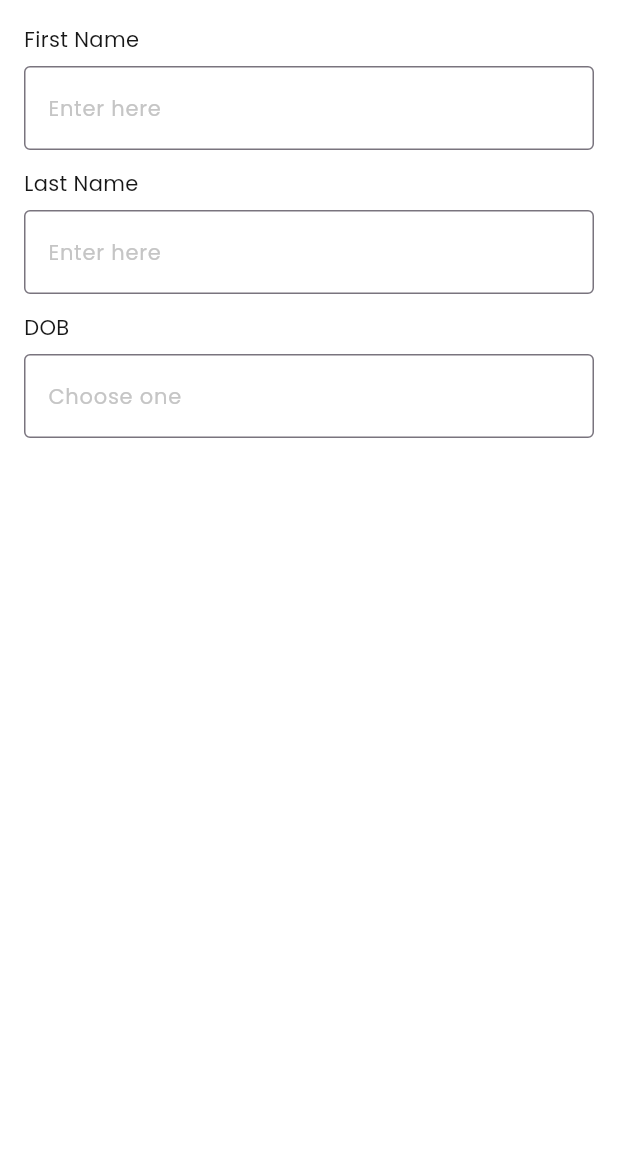
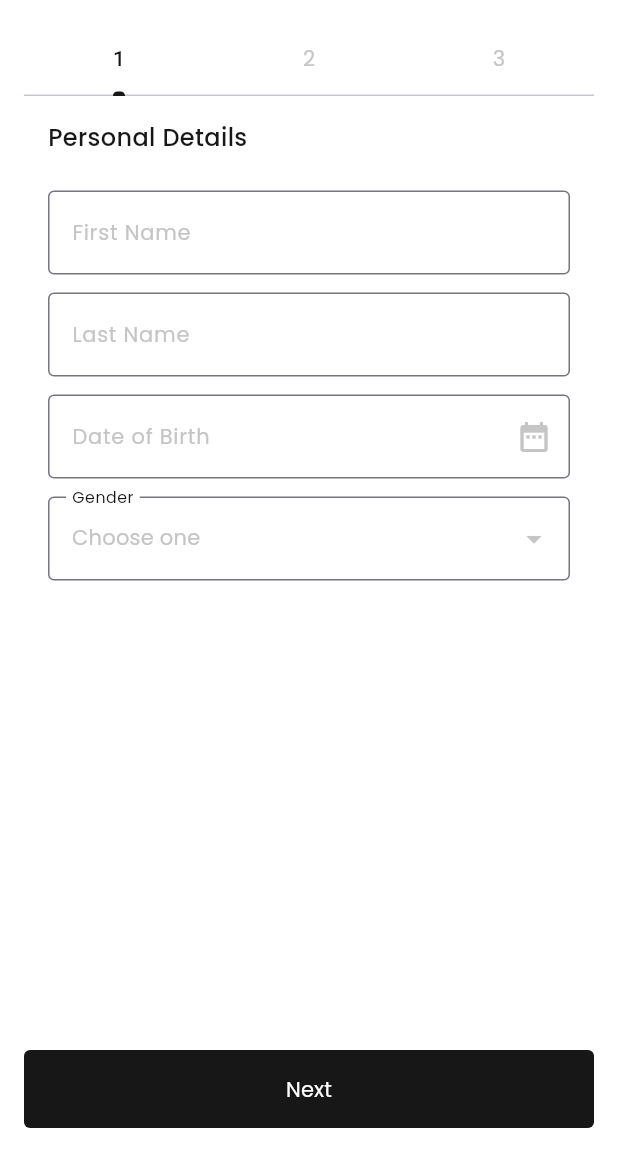
Before and after one commit to DevKabira/form_application, a Flutter app: the FormScreen screen opened directly, on a phone screen of 412 x 824 dp, the part 84-1236 px from its top. Run offline on Flutter 3.47's test engine with Material 3 defaults, Android fonts, the phone set to English and light mode, and no system bars; our stand-ins replace loading_animation_widget, otp_text_field.

Commit message:
15-04-2025

```diff
--- a/lib/screens/form_screen.dart
+++ b/lib/screens/form_screen.dart
@@ -1,6 +1,8 @@
 import 'package:flutter/material.dart';
+import 'package:form_application/screens/form_tab_one.dart';
+import 'package:form_application/screens/form_tab_three.dart';
+import 'package:form_application/screens/form_tab_two.dart';
 import 'package:form_application/utils/constants.dart';
-import 'package:form_application/widgets/textfield_widget.dart';
 
 class FormScreen extends StatelessWidget {
   const FormScreen({super.key});
@@ -15,14 +17,24 @@ class FormScreen extends StatelessWidget {
       body: SafeArea(
         child: Padding(
           padding: kLargePadding,
-          child: Column(
-            children: [
-              TextfieldWidget(title: 'First Name', hint: 'Enter here', type: 'text',),
-              SizedBox(height: kLargeGap),
-              TextfieldWidget(title: 'Last Name', hint: 'Enter here', type: 'text',),
-              SizedBox(height: kLargeGap),
-              TextfieldWidget(title: 'DOB', hint: 'Choose one', type: 'date',),
-            ],
+          child: DefaultTabController(
+            length: 3,
+            child: Scaffold(
+              backgroundColor: kWhite,
+              appBar: TabBar(
+                indicatorColor: kBlack,
+                labelColor: kBlack,
+                unselectedLabelStyle: textMediumGray,
+                tabs: [
+                  Tab(child: Text('1')),
+                  Tab(child: Text('2')),
+                  Tab(child: Text('3')),
+                ],
+              ),
+              body: const TabBarView(
+                children: [FormTabOne(), FormTabTwo(), FormTabThree()],
+              ),
+            ),
           ),
         ),
       ),
--- /dev/null
+++ b/lib/screens/form_tab_one.dart
@@ -0,0 +1,110 @@
+import 'package:flutter/material.dart';
+import 'package:form_application/utils/constants.dart';
+import 'package:intl/intl.dart';
+
+class FormTabOne extends StatefulWidget {
+  const FormTabOne({super.key});
+
+  @override
+  State<FormTabOne> createState() => _FormTabOneState();
+}
+
+class _FormTabOneState extends State<FormTabOne> {
+  String? genderController;
+  TextEditingController dateController = TextEditingController();
+  final _fNameController = TextEditingController();
+  final _lNameController = TextEditingController();
+
+  void onPress() {}
+
+  @override
+  Widget build(BuildContext context) {
+    return Scaffold(
+      backgroundColor: kWhite,
+      body: SingleChildScrollView(
+        padding: kLargePadding,
+        child: Column(
+          crossAxisAlignment: CrossAxisAlignment.stretch,
+          children: [
+            Text('Personal Details', style: textLargeBlack),
+            SizedBox(height: kExtraLargeGap),
+            Column(
+              children: [
+                TextField(
+                  controller: _fNameController,
+                  decoration: kInputDecoration('First Name', 'Enter here'),
+                ),
+                SizedBox(height: kLargeGap),
+                TextField(
+                  controller: _lNameController,
+                  decoration: kInputDecoration('Last Name', 'Enter here'),
+                ),
+                SizedBox(height: kLargeGap),
+                TextField(
+                  controller: dateController,
+                  decoration: kInputDecoration(
+                    'Date of Birth',
+                    'Choose date',
+                  ).copyWith(
+                    suffixIcon: Icon(Icons.date_range),
+                    suffixIconColor: kGray,
+                  ),
+                  readOnly: true,
+                  onTap: () async {
+                    DateTime? date = await showDatePicker(
+                      context: context,
+                      firstDate: DateTime.utc(1900),
+                      lastDate: DateTime.utc(2100),
+                      initialDate: DateTime.now(),
+                    );
+                    if (date != null) {
+                      String formattedDate = DateFormat(
+                        'dd-MM-yyyy',
+                      ).format(date);
+                      setState(() {
+                        dateController.text = formattedDate;
+                      });
+                    }
+                  },
+                ),
+                SizedBox(height: kLargeGap),
+                DropdownButtonFormField(
+                  iconEnabledColor: kGray,
+                  dropdownColor: kWhite,
+                  hint: Text('Choose one', style: textMediumGray),
+                  decoration: kInputDecoration('Gender', 'Choose one'),
+                  items:
+                      ['Male', 'Female']
+                          .map(
+                            (option) => DropdownMenuItem(
+                              value: option,
+                              child: Text(option, style: textMediumBlack),
+                            ),
+                          )
+                          .toList(),
+                  onChanged: (option) {
+                    setState(() {
+                      genderController = option;
+                    });
+                  },
+                ),
+              ],
+            ),
+            SizedBox(height: kExtraLargeGap),
+          ],
+        ),
+      ),
+      bottomNavigationBar: TextButton(
+        style: ButtonStyle(
+          backgroundColor: WidgetStateProperty.all(kBlack),
+          shape: WidgetStateProperty.all(
+            RoundedRectangleBorder(borderRadius: BorderRadius.circular(4.0)),
+          ),
+          padding: WidgetStateProperty.all(kLargePadding),
+        ),
+        onPressed: onPress,
+        child: Text('Next', style: textMediumWhite),
+      ),
+    );
+  }
+}
--- a/lib/utils/constants.dart
+++ b/lib/utils/constants.dart
@@ -119,3 +119,22 @@ AppBar kAppBar(String title, Icon icon, VoidCallback onTap) {
     actions: [GestureDetector(onTap: onTap, child: icon)],
   );
 }
+
+// InputDecoration
+InputDecoration kInputDecoration(String lable, String hint) {
+  return InputDecoration(
+    floatingLabelStyle: textMediumBlack,
+    labelText: lable,
+    labelStyle: textMediumGray,
+    hintText: hint,
+    hintStyle: textMediumGray,
+    border: OutlineInputBorder(
+      borderRadius: BorderRadius.circular(4.0),
+      borderSide: BorderSide(color: kGray),
+    ),
+    focusedBorder: OutlineInputBorder(
+      borderRadius: BorderRadius.circular(4.0),
+      borderSide: BorderSide(color: kBlack),
+    ),
+  );
+}
--- a/lib/widgets/textfield_widget.dart
+++ /dev/null
@@ -1,39 +0,0 @@
-import 'package:flutter/material.dart';
-import 'package:form_application/utils/constants.dart';
-
-class TextfieldWidget extends StatelessWidget {
-  final String title;
-  final String hint;
-  final String type;
-  const TextfieldWidget({
-    super.key,
-    required this.title,
-    required this.hint,
-    required this.type,
-  });
-
-  @override
-  Widget build(BuildContext context) {
-    return Column(
-      crossAxisAlignment: CrossAxisAlignment.start,
-      children: [
-        Text(title, style: textMediumBlack),
-        SizedBox(height: kSmallGap),
-        TextFormField(
-          decoration: InputDecoration(
-            hintText: hint,
-            hintStyle: textMediumGray,
-            border: OutlineInputBorder(
-              borderRadius: BorderRadius.circular(4.0),
-              borderSide: BorderSide(color: kGray),
-            ),
-            focusedBorder: OutlineInputBorder(
-              borderRadius: BorderRadius.circular(4.0),
-              borderSide: BorderSide(color: kBlack),
-            ),
-          ),
-        ),
-      ],
-    );
-  }
-}
--- a/pubspec.yaml
+++ b/pubspec.yaml
@@ -34,6 +34,11 @@ dependencies:
   # The following adds the Cupertino Icons font to your application.
   # Use with the CupertinoIcons class for iOS style icons.
   cupertino_icons: ^1.0.8
+  intl: ^0.20.2
+  otp_text_field: ^1.1.3
+  sqflite: ^2.4.2
+  path: ^1.9.1
+  loading_animation_widget: ^1.3.0
 
 dev_dependencies:
   flutter_test:
```
Also changed, not shown: lib/screens/form_tab_three.dart (added, +180 -0 lines), lib/screens/form_tab_two.dart (added, +83 -0 lines), pubspec.lock, 1 other file.
